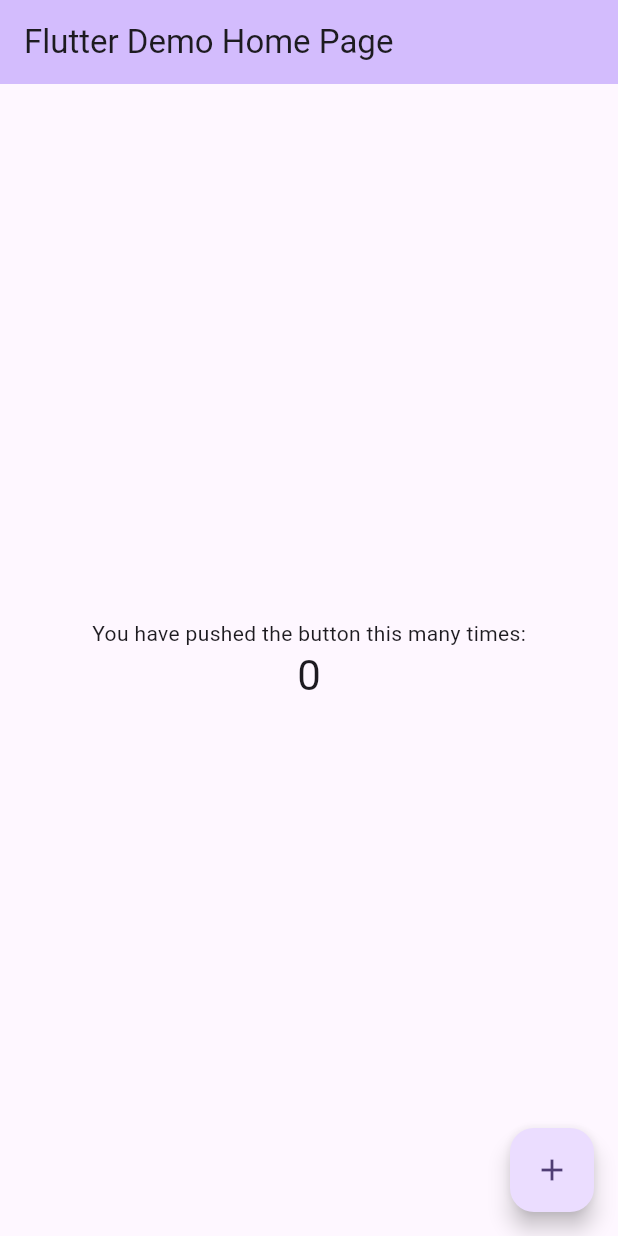
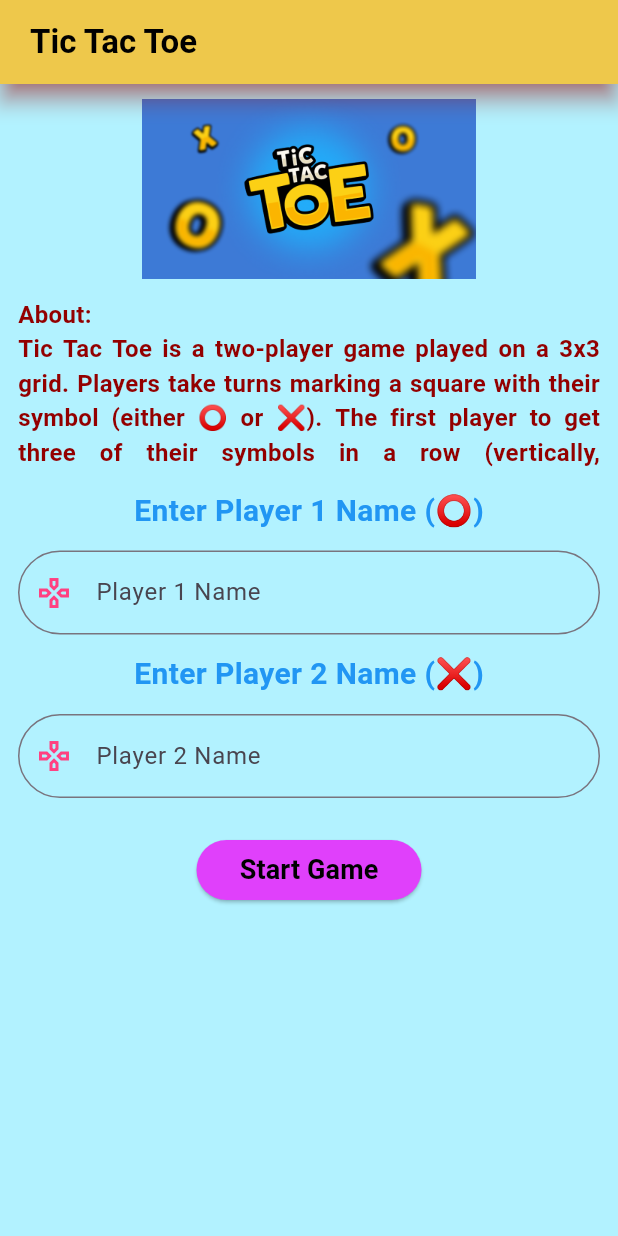
Before and after one commit to itskartike910/tic_tac_toe, a Flutter app: the screen it shows after launch, on a phone screen of 412 x 824 dp. Run offline on Flutter 3.47's test engine with Material 3 defaults, Android fonts, the phone set to English and light mode, and no system bars.

Commit message:
complete working app

```diff
--- a/lib/main.dart
+++ b/lib/main.dart
@@ -1,125 +1,22 @@
 import 'package:flutter/material.dart';
+import 'package:tic_tac_toe/player_screen/player_screen.dart';
 
 void main() {
   runApp(const MyApp());
 }
 
-class MyApp extends StatelessWidget {
+class MyApp extends StatefulWidget {
   const MyApp({super.key});
+  @override
+  State<MyApp> createState() => MyAppState();
+}
 
-  // This widget is the root of your application.
+class MyAppState extends State<MyApp> {
   @override
   Widget build(BuildContext context) {
     return MaterialApp(
-      title: 'Flutter Demo',
-      theme: ThemeData(
-        // This is the theme of your application.
-        //
-        // TRY THIS: Try running your application with "flutter run". You'll see
-        // the application has a blue toolbar. Then, without quitting the app,
-        // try changing the seedColor in the colorScheme below to Colors.green
-        // and then invoke "hot reload" (save your changes or press the "hot
-        // reload" button in a Flutter-supported IDE, or press "r" if you used
-        // the command line to start the app).
-        //
-        // Notice that the counter didn't reset back to zero; the application
-        // state is not lost during the reload. To reset the state, use hot
-        // restart instead.
-        //
-        // This works for code too, not just values: Most code changes can be
-        // tested with just a hot reload.
-        colorScheme: ColorScheme.fromSeed(seedColor: Colors.deepPurple),
-        useMaterial3: true,
-      ),
-      home: const MyHomePage(title: 'Flutter Demo Home Page'),
+      debugShowCheckedModeBanner: false,
+      home: PlayerScreen(),
     );
   }
 }
-
-class MyHomePage extends StatefulWidget {
-  const MyHomePage({super.key, required this.title});
-
-  // This widget is the home page of your application. It is stateful, meaning
-  // that it has a State object (defined below) that contains fields that affect
-  // how it looks.
-
-  // This class is the configuration for the state. It holds the values (in this
-  // case the title) provided by the parent (in this case the App widget) and
-  // used by the build method of the State. Fields in a Widget subclass are
-  // always marked "final".
-
-  final String title;
-
-  @override
-  State<MyHomePage> createState() => _MyHomePageState();
-}
-
-class _MyHomePageState extends State<MyHomePage> {
-  int _counter = 0;
-
-  void _incrementCounter() {
-    setState(() {
-      // This call to setState tells the Flutter framework that something has
-      // changed in this State, which causes it to rerun the build method below
-      // so that the display can reflect the updated values. If we changed
-      // _counter without calling setState(), then the build method would not be
-      // called again, and so nothing would appear to happen.
-      _counter++;
-    });
-  }
-
-  @override
-  Widget build(BuildContext context) {
-    // This method is rerun every time setState is called, for instance as done
-    // by the _incrementCounter method above.
-    //
-    // The Flutter framework has been optimized to make rerunning build methods
-    // fast, so that you can just rebuild anything that needs updating rather
-    // than having to individually change instances of widgets.
-    return Scaffold(
-      appBar: AppBar(
-        // TRY THIS: Try changing the color here to a specific color (to
-        // Colors.amber, perhaps?) and trigger a hot reload to see the AppBar
-        // change color while the other colors stay the same.
-        backgroundColor: Theme.of(context).colorScheme.inversePrimary,
-        // Here we take the value from the MyHomePage object that was created by
-        // the App.build method, and use it to set our appbar title.
-        title: Text(widget.title),
-      ),
-      body: Center(
-        // Center is a layout widget. It takes a single child and positions it
-        // in the middle of the parent.
-        child: Column(
-          // Column is also a layout widget. It takes a list of children and
-          // arranges them vertically. By default, it sizes itself to fit its
-          // children horizontally, and tries to be as tall as its parent.
-          //
-          // Column has various properties to control how it sizes itself and
-          // how it positions its children. Here we use mainAxisAlignment to
-          // center the children vertically; the main axis here is the vertical
-          // axis because Columns are vertical (the cross axis would be
-          // horizontal).
-          //
-          // TRY THIS: Invoke "debug painting" (choose the "Toggle Debug Paint"
-          // action in the IDE, or press "p" in the console), to see the
-          // wireframe for each widget.
-          mainAxisAlignment: MainAxisAlignment.center,
-          children: <Widget>[
-            const Text(
-              'You have pushed the button this many times:',
-            ),
-            Text(
-              '$_counter',
-              style: Theme.of(context).textTheme.headlineMedium,
-            ),
-          ],
-        ),
-      ),
-      floatingActionButton: FloatingActionButton(
-        onPressed: _incrementCounter,
-        tooltip: 'Increment',
-        child: const Icon(Icons.add),
-      ), // This trailing comma makes auto-formatting nicer for build methods.
-    );
-  }
-}
--- /dev/null
+++ b/lib/player_screen/player_screen.dart
@@ -0,0 +1,142 @@
+import 'package:flutter/material.dart';
+import 'package:tic_tac_toe/game_screen/game_screen.dart';
+
+class PlayerScreen extends StatelessWidget {
+  PlayerScreen({super.key});
+
+  final player1 = TextEditingController();
+  final player2 = TextEditingController();
+
+  @override
+  Widget build(BuildContext context) {
+    return Scaffold(
+      appBar: AppBar(
+        title: const Text(
+          'Tic Tac Toe',
+          style: TextStyle(
+            fontSize: 22,
+            fontWeight: FontWeight.bold,
+            color: Colors.black,
+          ),
+        ),
+        backgroundColor: Colors.amberAccent,
+        elevation: 6,
+        shadowColor: const Color.fromARGB(255, 249, 23, 23),
+        titleSpacing: 20,
+      ),
+      body: Container(
+          height: double.infinity,
+          width: double.infinity,
+          color: const Color.fromARGB(255, 178, 242, 255),
+          child: Column(
+            crossAxisAlignment: CrossAxisAlignment.center,
+            mainAxisAlignment: MainAxisAlignment.start,
+            children: <Widget>[
+              const SizedBox(
+                height: 10,
+              ),
+              Container(
+                height: 120,
+                width: 360,
+                alignment: Alignment.topCenter,
+                child: Image.asset(
+                  "assets/TicTacToe.png",
+                  fit: BoxFit.fill,
+                ),
+              ),
+              const SizedBox(
+                // width: 360,
+                height: 140,
+                child: Padding(
+                  padding: EdgeInsets.all(12.0),
+                  child: Text(
+                    "About:\nTic Tac Toe is a two-player game played on a 3x3 grid. Players take turns marking a square with their symbol (either ⭕ or ❌). The first player to get three of their symbols in a row (vertically, horizontally, or diagonally) wins the game.",
+                    style: TextStyle(
+                      color: Color.fromARGB(255, 147, 0, 0),
+                      fontWeight: FontWeight.bold,
+                      fontSize: 16,
+                    ),
+                    textAlign: TextAlign.justify,
+                  ),
+                ),
+              ),
+              const Text(
+                "Enter Player 1 Name (⭕)",
+                style: TextStyle(
+                    color: Colors.blue,
+                    fontWeight: FontWeight.bold,
+                    fontSize: 20),
+              ),
+              Padding(
+                padding: const EdgeInsets.all(12.0),
+                child: TextField(
+                  controller: player1,
+                  decoration: const InputDecoration(
+                    labelText: "Player 1 Name",
+                    border: OutlineInputBorder(
+                      borderSide: BorderSide(width: 2),
+                      borderRadius: BorderRadius.all(Radius.circular(30.0)),
+                    ),
+                    prefixIcon: Icon(
+                      Icons.games_outlined,
+                      color: Colors.pinkAccent,
+                    ),
+                  ),
+                ),
+              ),
+              const Text(
+                "Enter Player 2 Name (❌)",
+                style: TextStyle(
+                    color: Colors.blue,
+                    fontWeight: FontWeight.bold,
+                    fontSize: 20),
+              ),
+              Padding(
+                padding: const EdgeInsets.all(12.0),
+                child: TextField(
+                  controller: player2,
+                  decoration: const InputDecoration(
+                    labelText: "Player 2 Name",
+                    border: OutlineInputBorder(
+                      borderSide: BorderSide(width: 2),
+                      borderRadius: BorderRadius.all(Radius.circular(30.0)),
+                    ),
+                    prefixIcon: Icon(
+                      Icons.games_outlined,
+                      color: Colors.pinkAccent,
+                    ),
+                  ),
+                ),
+              ),
+              Padding(
+                padding: const EdgeInsets.only(top: 12),
+                child: ElevatedButton(
+                  onPressed: () {
+                    Navigator.push(
+                        context,
+                        MaterialPageRoute(
+                            builder: (context) => GameScreen(
+                                  p1: player1.text,
+                                  p2: player2.text,
+                                ))).then((result) {});
+                  },
+                  style: const ButtonStyle(
+                    backgroundColor:
+                        MaterialStatePropertyAll<Color>(Colors.purpleAccent),
+                    fixedSize: MaterialStatePropertyAll<Size>(Size(150, 40)),
+                  ),
+                  child: const Text(
+                    'Start Game',
+                    style: TextStyle(
+                      fontWeight: FontWeight.bold,
+                      fontSize: 18,
+                      color: Color.fromARGB(255, 0, 0, 0),
+                    ),
+                  ),
+                ),
+              ),
+            ],
+          )),
+    );
+  }
+}
```
Also changed, not shown: lib/game_screen/game_screen.dart (added, +294 -0 lines), pubspec.yaml (+9 -3 lines), assets/Logo.png (added), assets/TicTacToe.png (added), pubspec.lock, 6 other files.
